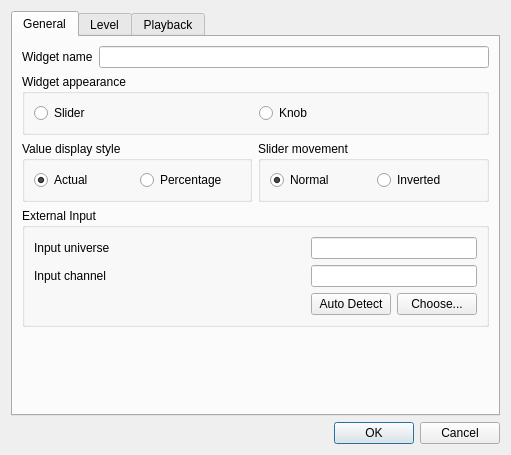
The window that ui/src/vcsliderproperties.ui (mcallegari/qlcplus) describes before a commit, drawn with Qt 5.
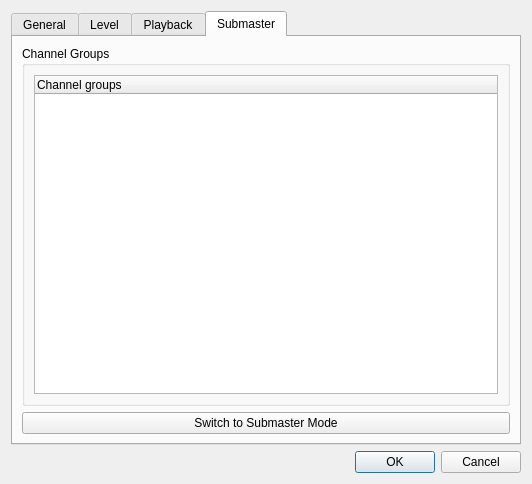
The same window after the commit. The open tabs and pages were chosen to show the change. Icons and pictures are not drawn.

Commit message: Add new slider mode: submaster This should work like an inhibitive submaster. The idea is that a slider can become a submaster for a channel group. TODO: actually implement submaster logic

What changed in the file:
```diff
--- a/ui/src/vcsliderproperties.ui
+++ b/ui/src/vcsliderproperties.ui
@@ -6,8 +6,8 @@
    <rect>
     <x>0</x>
     <y>0</y>
-    <width>511</width>
-    <height>455</height>
+    <width>532</width>
+    <height>484</height>
    </rect>
   </property>
   <property name="windowTitle">
@@ -569,6 +569,65 @@
        </item>
       </layout>
      </widget>
+     <widget class="QWidget" name="InhibitiveSubmaster">
+      <attribute name="title">
+       <string>Submaster</string>
+      </attribute>
+      <layout class="QVBoxLayout" name="verticalLayout_3">
+       <item>
+        <widget class="QGroupBox" name="m_channelGroupbox">
+         <property name="title">
+          <string>Channel Groups</string>
+         </property>
+         <layout class="QGridLayout" name="gridLayout_3">
+          <item row="0" column="0">
+           <widget class="QTreeWidget" name="m_channelGroupTreeWidget">
+            <property name="sizePolicy">
+             <sizepolicy hsizetype="Expanding" vsizetype="Expanding">
+              <horstretch>0</horstretch>
+              <verstretch>0</verstretch>
+             </sizepolicy>
+            </property>
+            <property name="editTriggers">
+             <set>QAbstractItemView::NoEditTriggers</set>
+            </property>
+            <property name="showDropIndicator" stdset="0">
+             <bool>false</bool>
+            </property>
+            <property name="dragDropMode">
+             <enum>QAbstractItemView::DragDrop</enum>
+            </property>
+            <property name="selectionMode">
+             <enum>QAbstractItemView::SingleSelection</enum>
+            </property>
+            <property name="selectionBehavior">
+             <enum>QAbstractItemView::SelectRows</enum>
+            </property>
+            <column>
+             <property name="text">
+              <string>Channel groups</string>
+             </property>
+            </column>
+           </widget>
+          </item>
+         </layout>
+        </widget>
+       </item>
+       <item>
+        <widget class="QPushButton" name="m_switchToSubmasterModeButton">
+         <property name="sizePolicy">
+          <sizepolicy hsizetype="Minimum" vsizetype="Fixed">
+           <horstretch>0</horstretch>
+           <verstretch>0</verstretch>
+          </sizepolicy>
+         </property>
+         <property name="text">
+          <string>Switch to Submaster Mode</string>
+         </property>
+        </widget>
+       </item>
+      </layout>
+     </widget>
     </widget>
    </item>
    <item>
```
Left out of the diff: 8 changed lines with no effect on the pictures. The commit also changes 4 other files.
